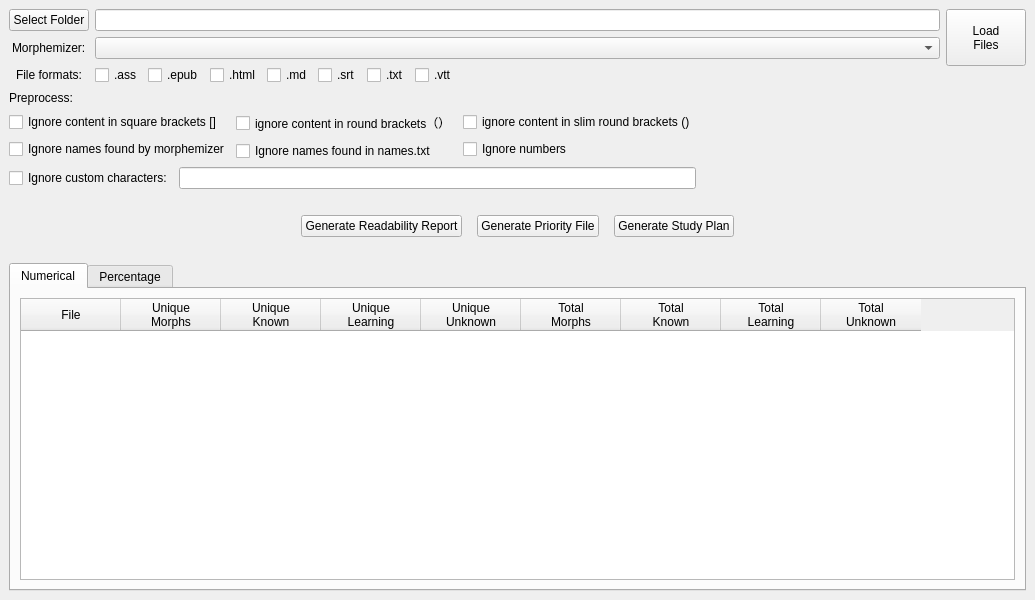
Qt form ankimorphs/ui/generators_window.ui (mortii/anki-morphs) before a commit.
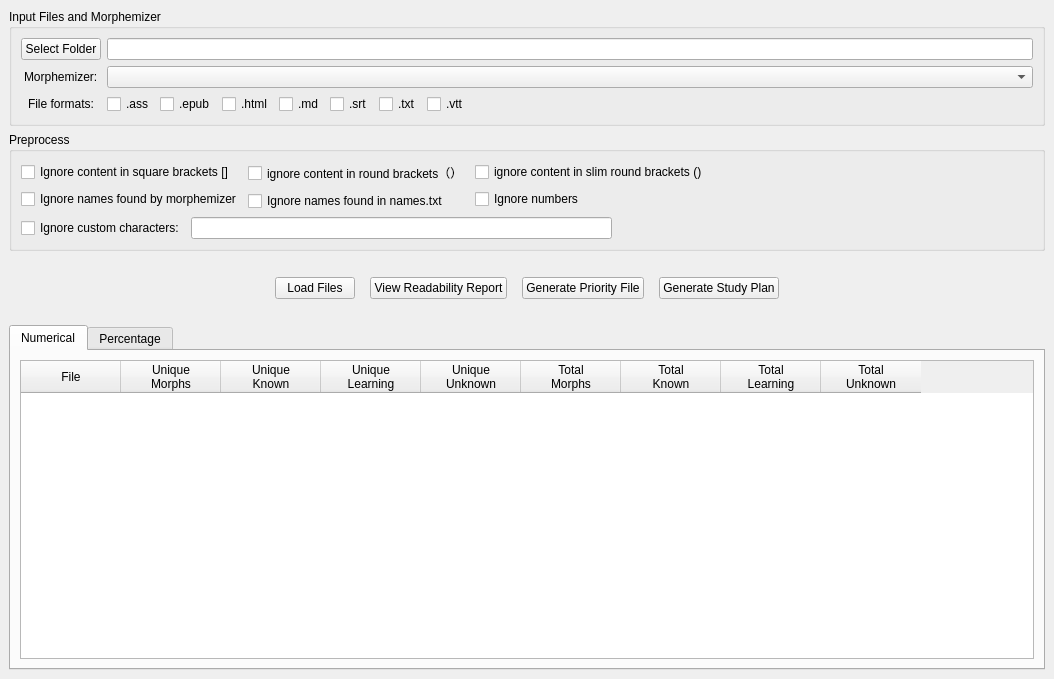
The same form after that commit.

```diff
--- a/ankimorphs/ui/generators_window.ui
+++ b/ankimorphs/ui/generators_window.ui
@@ -6,17 +6,23 @@
    <rect>
     <x>0</x>
     <y>0</y>
-    <width>1035</width>
-    <height>600</height>
+    <width>1054</width>
+    <height>679</height>
    </rect>
   </property>
   <property name="windowTitle">
    <string>Generators</string>
   </property>
   <widget class="QWidget" name="centralwidget">
-   <layout class="QVBoxLayout" name="verticalLayout_5">
+   <layout class="QVBoxLayout" name="verticalLayout_4">
     <item>
-     <layout class="QHBoxLayout" name="horizontalLayout_2">
+     <widget class="QGroupBox" name="groupBox">
+      <property name="title">
+       <string>Input Files and Morphemizer</string>
+      </property>
+      <layout class="QVBoxLayout" name="verticalLayout_9">
+       <item>
+        <layout class="QHBoxLayout" name="horizontalLayout_3">
       <item>
        <layout class="QVBoxLayout" name="verticalLayout">
         <item>
@@ -48,8 +54,12 @@
          <widget class="QLineEdit" name="inputDirLineEdit"/>
         </item>
         <item>
+            <layout class="QHBoxLayout" name="horizontalLayout_2">
+             <item>
          <widget class="QComboBox" name="morphemizerComboBox"/>
         </item>
+            </layout>
+           </item>
         <item>
          <layout class="QHBoxLayout" name="horizontalLayout">
           <item>
@@ -118,43 +128,17 @@
         </item>
        </layout>
       </item>
-      <item>
-       <layout class="QHBoxLayout" name="horizontalLayout_3">
-        <property name="topMargin">
-         <number>0</number>
-        </property>
-        <property name="bottomMargin">
-         <number>0</number>
-        </property>
-        <item alignment="Qt::AlignTop">
-         <widget class="QPushButton" name="loadFilesPushButton">
-          <property name="minimumSize">
-           <size>
-            <width>0</width>
-            <height>57</height>
-           </size>
-          </property>
-          <property name="text">
-           <string>Load
-Files</string>
-          </property>
-         </widget>
-        </item>
        </layout>
       </item>
      </layout>
-    </item>
-    <item>
-     <widget class="QLabel" name="label_3">
-      <property name="text">
-       <string>Preprocess:</string>
-      </property>
      </widget>
     </item>
     <item>
-     <layout class="QHBoxLayout" name="horizontalLayout_6">
-      <item>
-       <layout class="QVBoxLayout" name="verticalLayout_4">
+     <widget class="QGroupBox" name="groupBox_2">
+      <property name="title">
+       <string>Preprocess</string>
+      </property>
+      <layout class="QVBoxLayout" name="verticalLayout_5">
         <item>
          <layout class="QHBoxLayout" name="horizontalLayout_5">
           <item>
@@ -211,6 +195,19 @@
             </item>
            </layout>
           </item>
+         <item>
+          <spacer name="horizontalSpacer_2">
+           <property name="orientation">
+            <enum>Qt::Horizontal</enum>
+           </property>
+           <property name="sizeHint" stdset="0">
+            <size>
+             <width>40</width>
+             <height>20</height>
+            </size>
+           </property>
+          </spacer>
+         </item>
          </layout>
         </item>
         <item>
@@ -225,12 +222,8 @@
           <item>
            <widget class="QLineEdit" name="customCharactersLineEdit"/>
           </item>
-         </layout>
-        </item>
-       </layout>
-      </item>
       <item>
-       <spacer name="horizontalSpacer_2">
+          <spacer name="horizontalSpacer_5">
         <property name="orientation">
          <enum>Qt::Horizontal</enum>
         </property>
@@ -243,6 +236,9 @@
        </spacer>
       </item>
      </layout>
+       </item>
+      </layout>
+     </widget>
     </item>
     <item>
      <layout class="QHBoxLayout" name="horizontalLayout_7">
@@ -269,9 +265,16 @@
        </spacer>
       </item>
       <item>
-       <widget class="QPushButton" name="generateReportPushButton">
+       <widget class="QPushButton" name="loadFilesPushButton">
         <property name="text">
-         <string>Generate Readability Report</string>
+         <string>Load Files</string>
+        </property>
+       </widget>
+      </item>
+      <item>
+       <widget class="QPushButton" name="viewReportPushButton">
+        <property name="text">
+         <string>View Readability Report</string>
         </property>
        </widget>
       </item>
```
Lines whose indentation alone changed are shown as unchanged.
